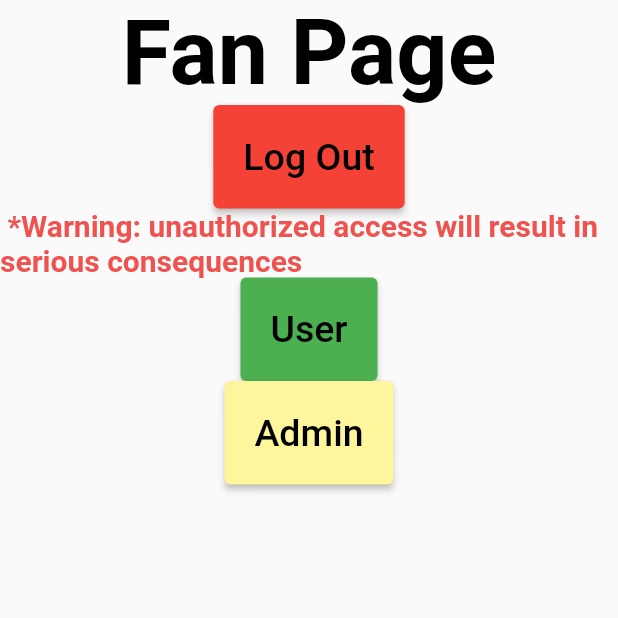
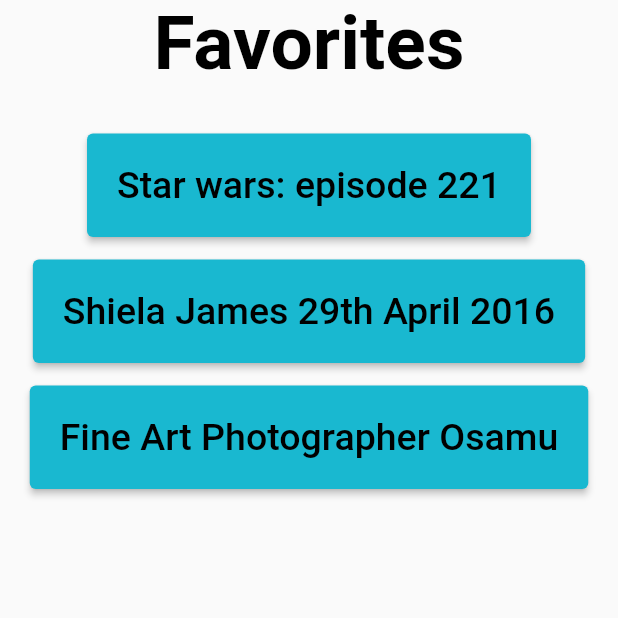
Before and after one commit to CSC4360-Spring22/podcast_app, a Flutter app: the favorite screen opened directly, on a phone screen of 412 x 824 dp, the top half of it. Run offline on Flutter 3.47's test engine with Material 2 defaults, Android fonts, the phone set to English and light mode, and no system bars; our stand-ins replace audioplayers, cloud_firestore, firebase_auth, firebase_core, google_fonts, google_sign_in; accounts and stored records are empty; network calls fail.

Commit message:
added favorites page and other minor changes

```diff
--- a/lib/main.dart
+++ b/lib/main.dart
@@ -16,6 +16,7 @@
   Widget build(BuildContext context) {
     return MaterialApp(
       title: 'Flutter Demo',
+      debugShowCheckedModeBanner: false,
       theme: ThemeData(
         // This is the theme of your application.
         //
--- a/lib/screens/favorites.dart
+++ b/lib/screens/favorites.dart
@@ -1,13 +1,66 @@
+import 'package:cloud_firestore/cloud_firestore.dart';
 import 'package:flutter/material.dart';
 
 class favorite extends StatefulWidget {
   const favorite({Key? key}) : super(key: key);
 
   @override
-  _HomeScreenState createState() => _HomeScreenState();
+  _favoriteState createState() => _favoriteState();
 }
 
-class _HomeScreenState extends State<favorite> {
+class _favoriteState extends State<favorite> {
+  final CollectionReference _favorite =
+      FirebaseFirestore.instance.collection('favorites');
+
+  final TextEditingController _favController = TextEditingController();
+
+  Future<void> _create([DocumentSnapshot? documentSnapshot]) async {
+    String action = 'create';
+
+    await showModalBottomSheet(
+        isScrollControlled: true,
+        context: context,
+        builder: (BuildContext ctx) {
+          return Padding(
+            padding: EdgeInsets.only(
+                top: 20,
+                left: 20,
+                right: 20,
+                // prevent the soft keyboard from covering text fields
+                bottom: MediaQuery.of(ctx).viewInsets.bottom + 20),
+            child: Column(
+              mainAxisSize: MainAxisSize.min,
+              crossAxisAlignment: CrossAxisAlignment.start,
+              children: [
+                TextField(
+                  controller: _favController,
+                  decoration: const InputDecoration(labelText: 'favorite'),
+                ),
+                ElevatedButton(
+                  child: Text(action == 'create' ? 'Create' : 'Update'),
+                  onPressed: () async {
+                    final String? fav = _favController.text;
+
+                    if (fav != null) {
+                      if (action == 'create') {
+                        // add user information
+                        await _favorite.add({"episode": fav});
+                      }
+
+                      // Clear the text fields
+                      _favController.text = '';
+
+                      // Hide the bottom sheet
+                      Navigator.of(context).pop();
+                    }
+                  },
+                )
+              ],
+            ),
+          );
+        });
+  }
+
   @override
   Widget build(BuildContext context) {
     return Scaffold(
@@ -15,66 +68,94 @@
             child: Column(
       children: <Widget>[
         Text(
-          "Fan Page",
+          "Favorites",
           textDirection: TextDirection.ltr,
           style: TextStyle(
-            fontSize: 60,
+            fontSize: 50,
             fontWeight: FontWeight.bold,
             color: Colors.black,
           ),
         ),
+        SizedBox(height: 30),
         ElevatedButton(
           child: const Text(
-            "Log Out",
+            "Star wars: episode 221",
             style: TextStyle(
               color: Colors.black,
               fontSize: 25,
             ),
           ),
           style: ElevatedButton.styleFrom(
-            primary: Colors.red,
+            primary: Color.fromARGB(255, 25, 184, 208),
             padding: const EdgeInsets.all(20),
           ),
           onPressed: () async {},
         ),
-        Text(
-          " *Warning: unauthorized access will result in serious consequences",
-          textDirection: TextDirection.ltr,
-          style: TextStyle(
-            fontSize: 20,
-            fontWeight: FontWeight.bold,
-            color: Colors.red.shade400,
-          ),
-        ),
+        SizedBox(height: 15),
         ElevatedButton(
-          style: ElevatedButton.styleFrom(
-            primary: Colors.green,
-            padding: const EdgeInsets.all(20),
-          ),
-          onPressed: () async {},
           child: const Text(
-            "User",
+            "Shiela James 29th April 2016",
             style: TextStyle(
               color: Colors.black,
               fontSize: 25,
             ),
           ),
-        ),
-        ElevatedButton(
           style: ElevatedButton.styleFrom(
-            primary: Colors.yellow.shade200,
+            primary: Color.fromARGB(255, 25, 184, 208),
             padding: const EdgeInsets.all(20),
           ),
-          onPressed: () {},
+          onPressed: () async {},
+        ),
+        SizedBox(height: 15),
+        ElevatedButton(
           child: const Text(
-            "Admin",
+            "Fine Art Photographer Osamu",
             style: TextStyle(
               color: Colors.black,
               fontSize: 25,
             ),
           ),
-        )
+          style: ElevatedButton.styleFrom(
+            primary: Color.fromARGB(255, 25, 184, 208),
+            padding: const EdgeInsets.all(20),
+          ),
+          onPressed: () async {},
+        ),
       ],
-    )));
+    ))
+
+        /*
+      // Using StreamBuilder to display all admin messages from "Admin" collection
+      body: StreamBuilder(
+        stream: _favorite.snapshots(),
+        builder: (context, AsyncSnapshot<QuerySnapshot> streamSnapshot) {
+          if (streamSnapshot.hasData) {
+            return ListView.builder(
+              itemCount: streamSnapshot.data!.docs.length,
+              itemBuilder: (context, index) {
+                final DocumentSnapshot documentSnapshot =
+                    streamSnapshot.data!.docs[index];
+                return Card(
+                  margin: const EdgeInsets.all(10),
+                  child: ListTile(
+                    title: Text(documentSnapshot['episode']),
+                  ),
+                );
+              },
+            );
+          }
+
+          return const Center(
+            child: CircularProgressIndicator(),
+          );
+        },
+      ),
+      // Add new user
+      floatingActionButton: FloatingActionButton(
+        onPressed: () => _create(),
+        child: const Icon(Icons.add),
+      ),
+      */
+        );
   }
 }
```
Also changed, not shown: lib/screens/homeScreen.dart (+13 -0 lines), pubspec.lock.
